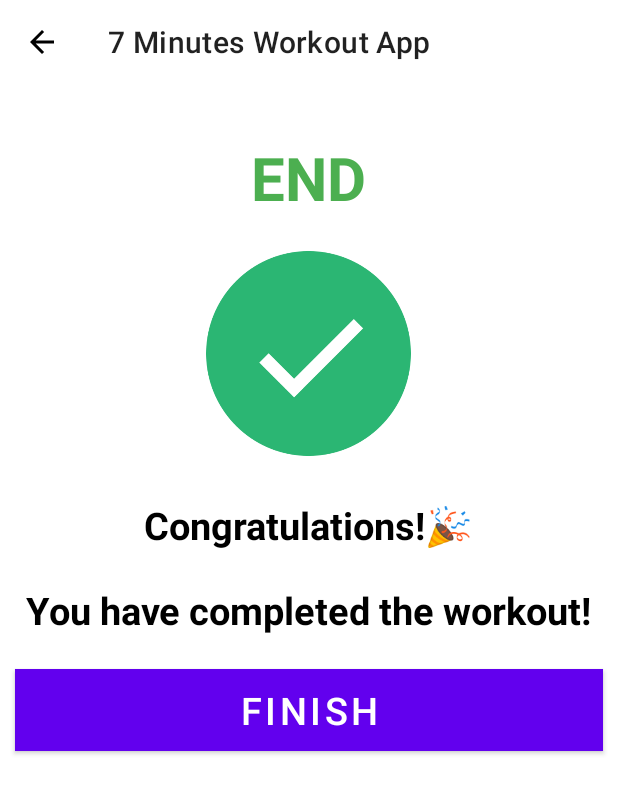
After one commit to lizarizvi/7MinutesWorkoutApp, an Android app: the FinishActivity screen opened directly, with no data from a screen before it, on a phone screen of 412 x 824 dp. The commit adds this screen. Shown: the top 794 px of the screen. Run offline under Robolectric (Android 15) with nearby library versions, the phone set to English and light mode, and no system bars.

Commit message:
creating the Finish Activity

```diff
--- a/app/src/main/AndroidManifest.xml
+++ b/app/src/main/AndroidManifest.xml
@@ -1,11 +1,10 @@
 <?xml version="1.0" encoding="utf-8"?>
 <manifest xmlns:android="http://schemas.android.com/apk/res/android"
     xmlns:tools="http://schemas.android.com/tools">
-
-<!--    queries for below android 12-->
+    <!-- queries for below android 12 -->
     <queries>
         <intent>
-            <action android:name="android.intent.action.TTS_SERVICES"/>
+            <action android:name="android.intent.action.TTS_SERVICES" />
         </intent>
     </queries>
 
@@ -19,6 +18,13 @@
         android:supportsRtl="true"
         android:theme="@style/Theme.7MinutesWorkoutApp"
         tools:targetApi="31">
+        <activity
+            android:name=".FinishActivity"
+            android:exported="false">
+            <meta-data
+                android:name="android.app.lib_name"
+                android:value="" />
+        </activity>
         <activity
             android:name=".ExerciseActivity"
             android:exported="false">
--- a/app/src/main/java/com/example/a7minutesworkoutapp/ExerciseActivity.kt
+++ b/app/src/main/java/com/example/a7minutesworkoutapp/ExerciseActivity.kt
@@ -1,5 +1,6 @@
 package com.example.a7minutesworkoutapp
 
+import android.content.Intent
 import android.media.MediaPlayer
 import android.net.Uri
 import androidx.appcompat.app.AppCompatActivity
@@ -33,6 +34,9 @@ class ExerciseActivity : AppCompatActivity(), TextToSpeech.OnInitListener {
 
     private var exerciseAdapter: ExerciseStatusAdapter? = null
 
+    private var startTimerDuration: Long = 1
+    private var exerciseTimerDuration: Long = 1
+
     override fun onCreate(savedInstanceState: Bundle?) {
         super.onCreate(savedInstanceState)
 
@@ -64,7 +68,8 @@ class ExerciseActivity : AppCompatActivity(), TextToSpeech.OnInitListener {
     private fun startTimer() {
         //start the timer
         binding?.progressBar?.progress = restProgress.toInt()
-        restTimer = object : CountDownTimer(3000, 1000) { //millisInFuture=10000
+        restTimer = object : CountDownTimer(startTimerDuration*3000, 1000)
+        { //millisInFuture=10000
             override fun onTick(p0: Long) {
                 restProgress++
                 binding?.progressBar?.progress = (10 - restProgress).toInt()
@@ -104,7 +109,8 @@ class ExerciseActivity : AppCompatActivity(), TextToSpeech.OnInitListener {
     private fun exerciseTimer() {
         //start the timer
         binding?.exerciseProgressBar?.progress = exerciseProgress.toInt()
-        exerciseTimer = object : CountDownTimer(3000, 1000) { //millisInFuture=30000
+        exerciseTimer = object : CountDownTimer(exerciseTimerDuration*3000, 1000)
+        { //millisInFuture=30000
             override fun onTick(p0: Long) {
                 exerciseProgress++
                 binding?.exerciseProgressBar?.progress = (30 - exerciseProgress).toInt()
@@ -140,6 +146,11 @@ class ExerciseActivity : AppCompatActivity(), TextToSpeech.OnInitListener {
 //                }
 
                 if(currentExercisePosition < exerciseList?.size!!-1){
+
+                    exerciseList!![currentExercisePosition].setIsSelected(false)
+                    exerciseList!![currentExercisePosition].setIsCompleted(true)
+                    exerciseAdapter?.notifyDataSetChanged()
+
                     binding?.flProgressBar?.visibility = View.VISIBLE
                     binding?.tvTitle?.visibility = View.VISIBLE
                     binding?.tvExercise?.visibility = View.INVISIBLE
@@ -158,8 +169,12 @@ class ExerciseActivity : AppCompatActivity(), TextToSpeech.OnInitListener {
 
                     startTimer()
                 }else{
-                    Toast.makeText(this@ExerciseActivity, "Exercise over🥳", Toast.LENGTH_SHORT).show()
-                    speakOut("Exercise over")
+                    Toast.makeText(this@ExerciseActivity, "Exercise over", Toast.LENGTH_SHORT).show()
+                    speakOut("Congratulations. You have completed the workout!")
+
+                    finish()
+                    val intent = Intent(this@ExerciseActivity, FinishActivity::class.java)
+                    startActivity(intent)
                 }
             }
         }.start()
--- /dev/null
+++ b/app/src/main/java/com/example/a7minutesworkoutapp/FinishActivity.kt
@@ -0,0 +1,32 @@
+package com.example.a7minutesworkoutapp
+
+import android.content.Intent
+import androidx.appcompat.app.AppCompatActivity
+import android.os.Bundle
+import com.example.a7minutesworkoutapp.databinding.ActivityExcerciseBinding
+import com.example.a7minutesworkoutapp.databinding.ActivityFinishBinding
+
+class FinishActivity : AppCompatActivity() {
+
+    private var binding : ActivityFinishBinding? = null
+
+    override fun onCreate(savedInstanceState: Bundle?) {
+        super.onCreate(savedInstanceState)
+
+        binding = ActivityFinishBinding.inflate(layoutInflater)
+        setContentView(binding?.root)
+        setSupportActionBar(binding?.toolbarFinishActivity)
+        if(supportActionBar!=null){
+            supportActionBar?.setDisplayHomeAsUpEnabled(true)
+        }
+        binding?.toolbarFinishActivity?.setNavigationOnClickListener {
+            onBackPressed()
+        }
+
+        binding?.btnFinish?.setOnClickListener {
+            finish()
+            val intent = Intent(this, MainActivity::class.java)
+            startActivity(intent)
+        }
+    }
+}
--- /dev/null
+++ b/app/src/main/res/layout/activity_finish.xml
@@ -0,0 +1,70 @@
+<?xml version="1.0" encoding="utf-8"?>
+<LinearLayout
+    xmlns:android="http://schemas.android.com/apk/res/android"
+    xmlns:app="http://schemas.android.com/apk/res-auto"
+    xmlns:tools="http://schemas.android.com/tools"
+    android:layout_width="match_parent"
+    android:layout_height="match_parent"
+    android:gravity="center_horizontal"
+    android:orientation="vertical"
+    tools:context=".FinishActivity">
+
+    <androidx.appcompat.widget.Toolbar
+        android:id="@+id/toolbarFinishActivity"
+        android:layout_width="match_parent"
+        android:layout_height="?android:attr/actionBarSize"
+        android:background="@color/white"
+        android:theme="@style/ToolbarTheme" />
+
+    <TextView
+        android:layout_width="wrap_content"
+        android:layout_height="wrap_content"
+        android:id="@+id/tvEnd"
+        android:layout_marginTop="35dp"
+        android:textStyle="bold"
+        android:textSize="40sp"
+        android:text="END"
+        android:textColor="@color/green"/>
+
+    <LinearLayout
+        android:layout_width="150dp"
+        android:layout_height="150dp"
+        android:layout_gravity="center"
+        android:layout_marginTop="15dp">
+
+        <ImageView
+            android:layout_width="wrap_content"
+            android:layout_height="wrap_content"
+            android:contentDescription="image"
+            android:src="@drawable/tick"/>
+
+    </LinearLayout>
+
+    <TextView
+        android:layout_width="wrap_content"
+        android:layout_height="wrap_content"
+        android:layout_marginTop="22dp"
+        android:text="Congratulations!🎉"
+        android:textSize="25sp"
+        android:textColor="@color/black"
+        android:textStyle="bold"/>
+    <TextView
+        android:layout_width="wrap_content"
+        android:layout_height="wrap_content"
+        android:layout_marginTop="22dp"
+        android:text="You have completed the workout!"
+        android:textSize="25sp"
+        android:textColor="@color/black"
+        android:textStyle="bold"/>
+    <Button
+        android:layout_width="match_parent"
+        android:layout_height="wrap_content"
+        android:id="@+id/btnFinish"
+        android:text="Finish"
+        android:layout_marginTop="22dp"
+        android:layout_marginStart="10dp"
+        android:layout_marginEnd="10dp"
+        android:textSize="25sp"
+        android:background="@color/green"/>
+
+</LinearLayout>
```
Also changed, not shown: app/src/main/res/drawable/tick.png (added).
